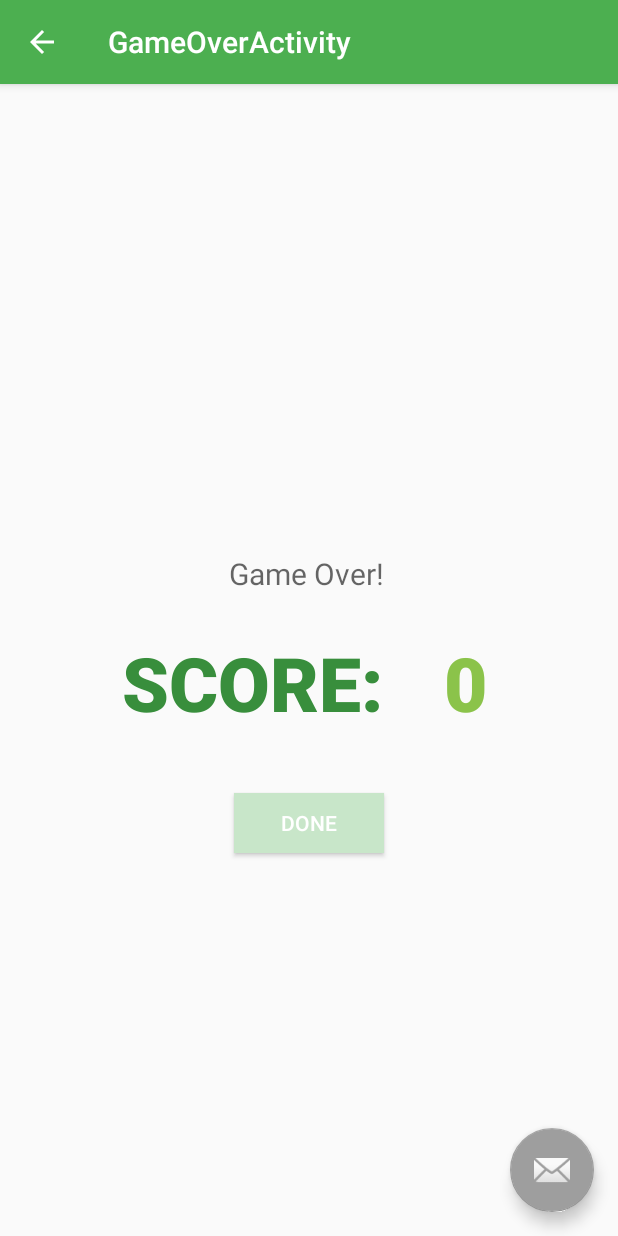
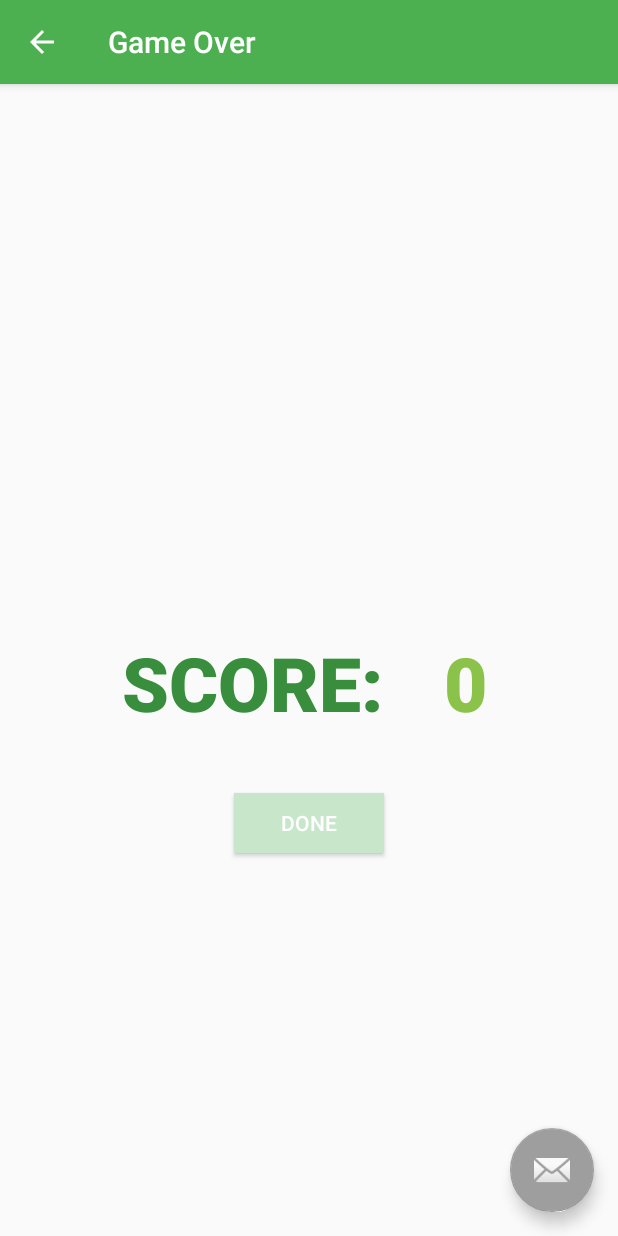
Before and after one commit to gmlunesa/Recyclopedia0.9, an Android app: the GameOverActivity screen opened directly, with no data from a screen before it, on a phone screen of 412 x 824 dp. Run offline under Robolectric (Android 15) with nearby library versions, the phone set to English and light mode, and no system bars.

Commit message:
edited GameOverActivity and stuff

```diff
--- a/app/src/main/java/com/example/recyclopedia/GameOverActivity.java
+++ b/app/src/main/java/com/example/recyclopedia/GameOverActivity.java
@@ -24,6 +24,7 @@ public class GameOverActivity extends AppCompatActivity {
         Toolbar toolbar = (Toolbar) findViewById(R.id.toolbar);
         setSupportActionBar(toolbar);
         getSupportActionBar().setDisplayHomeAsUpEnabled(true);
+        getSupportActionBar().setTitle("Game Over");
 
         // specify the design for the UI objects
         go_textview = (TextView) findViewById(R.id.game_over);
--- a/app/src/main/res/layout/fragment_game_over.xml
+++ b/app/src/main/res/layout/fragment_game_over.xml
@@ -77,20 +77,6 @@
                 android:layout_centerHorizontal="true"
                 android:layout_marginBottom="255dp" />
 
-            <TextView
-                android:layout_width="wrap_content"
-                android:layout_height="wrap_content"
-                android:textAppearance="?android:attr/textAppearanceMedium"
-                android:text="Game Over!"
-                android:id="@+id/textView"
-                android:textSize = "20dp"
-                android:layout_marginBottom="25dp"
-                android:layout_above="@+id/game_over"
-                android:layout_alignRight="@+id/game_over"
-                android:layout_alignEnd="@+id/game_over"
-                android:focusableInTouchMode="false"
-                android:elegantTextHeight="false"
-                android:editable="false" />
         </RelativeLayout>
 
 
```
